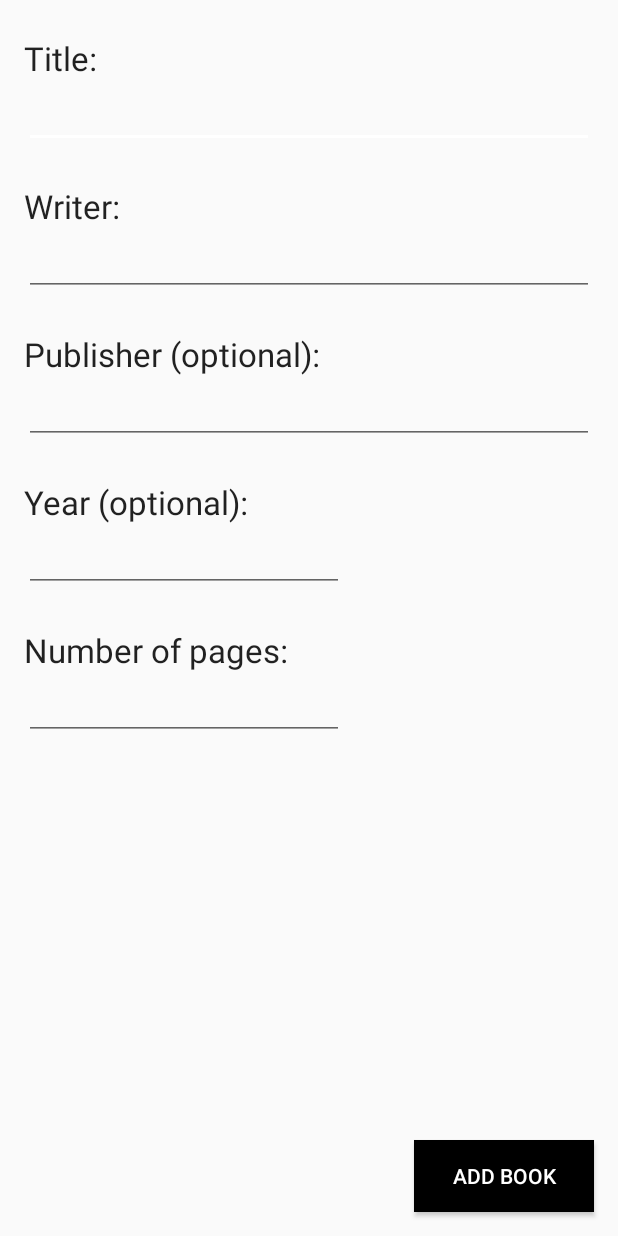
After one commit to carlostojal/MyBooks, an Android app: the layout fragment_add_book.xml on its own in the app's theme, with its tools: preview values and no code run, on a phone screen of 412 x 824 dp. The commit adds this screen. Run offline under Robolectric (Android 15) with nearby library versions, the phone set to English and light mode, and no system bars.

Commit message:
Add book fragment layout design

```diff
--- a/app/src/main/java/com/carlostojal/mybooks/MainActivity.java
+++ b/app/src/main/java/com/carlostojal/mybooks/MainActivity.java
@@ -16,7 +16,6 @@
 import android.view.Menu;
 import android.view.MenuItem;
 import android.view.View;
-import com.carlostojal.mybooks.ui.main.SectionsPagerAdapter;
 
 public class MainActivity extends AppCompatActivity {
 
@@ -24,10 +23,5 @@
     protected void onCreate(Bundle savedInstanceState) {
         super.onCreate(savedInstanceState);
         setContentView(R.layout.activity_main);
-        SectionsPagerAdapter sectionsPagerAdapter = new SectionsPagerAdapter(this, getSupportFragmentManager());
-        ViewPager viewPager = findViewById(R.id.view_pager);
-        viewPager.setAdapter(sectionsPagerAdapter);
-        TabLayout tabs = findViewById(R.id.tabs);
-        tabs.setupWithViewPager(viewPager);
     }
 }
--- a/app/src/main/res/layout/activity_main.xml
+++ b/app/src/main/res/layout/activity_main.xml
@@ -32,17 +32,17 @@
             <com.google.android.material.tabs.TabItem
                 android:layout_width="wrap_content"
                 android:layout_height="wrap_content"
-                android:text="Books" />
+                android:text="@string/tab_books" />
 
             <com.google.android.material.tabs.TabItem
                 android:layout_width="wrap_content"
                 android:layout_height="wrap_content"
-                android:text="Add book" />
+                android:text="@string/tab_add_book" />
 
             <com.google.android.material.tabs.TabItem
                 android:layout_width="wrap_content"
                 android:layout_height="wrap_content"
-                android:text="About" />
+                android:text="@string/tab_about" />
         </com.google.android.material.tabs.TabLayout>
     </com.google.android.material.appbar.AppBarLayout>
 
--- /dev/null
+++ b/app/src/main/res/layout/fragment_add_book.xml
@@ -0,0 +1,132 @@
+<?xml version="1.0" encoding="utf-8"?>
+<androidx.constraintlayout.widget.ConstraintLayout xmlns:android="http://schemas.android.com/apk/res/android"
+    xmlns:app="http://schemas.android.com/apk/res-auto"
+    xmlns:tools="http://schemas.android.com/tools"
+    android:id="@+id/constraintLayout"
+    android:layout_width="match_parent"
+    android:layout_height="match_parent">
+
+    <TextView
+        android:id="@+id/title"
+        android:layout_width="wrap_content"
+        android:layout_height="wrap_content"
+        android:layout_marginStart="16dp"
+        android:layout_marginTop="24dp"
+        android:text="@string/title"
+        android:textAppearance="@style/TextAppearance.AppCompat.Large"
+        app:layout_constraintStart_toStartOf="parent"
+        app:layout_constraintTop_toTopOf="parent" />
+
+    <EditText
+        android:id="@+id/title_field"
+        android:layout_width="0dp"
+        android:layout_height="wrap_content"
+        android:layout_marginStart="16dp"
+        android:layout_marginEnd="16dp"
+        android:ems="10"
+        android:inputType="textPersonName"
+        app:layout_constraintEnd_toEndOf="parent"
+        app:layout_constraintStart_toStartOf="parent"
+        app:layout_constraintTop_toBottomOf="@+id/title" />
+
+    <TextView
+        android:id="@+id/writer"
+        android:layout_width="wrap_content"
+        android:layout_height="wrap_content"
+        android:layout_marginStart="16dp"
+        android:layout_marginTop="24dp"
+        android:text="@string/writer"
+        android:textAppearance="@style/TextAppearance.AppCompat.Large"
+        app:layout_constraintStart_toStartOf="parent"
+        app:layout_constraintTop_toBottomOf="@+id/title_field" />
+
+    <EditText
+        android:id="@+id/writer_field"
+        android:layout_width="0dp"
+        android:layout_height="wrap_content"
+        android:layout_marginStart="16dp"
+        android:layout_marginEnd="16dp"
+        android:ems="10"
+        android:inputType="textPersonName"
+        app:layout_constraintEnd_toEndOf="parent"
+        app:layout_constraintStart_toStartOf="parent"
+        app:layout_constraintTop_toBottomOf="@+id/writer" />
+
+    <TextView
+        android:id="@+id/publisher"
+        android:layout_width="wrap_content"
+        android:layout_height="wrap_content"
+        android:layout_marginStart="16dp"
+        android:layout_marginTop="24dp"
+        android:text="@string/publisher"
+        android:textAppearance="@style/TextAppearance.AppCompat.Large"
+        app:layout_constraintStart_toStartOf="parent"
+        app:layout_constraintTop_toBottomOf="@+id/writer_field" />
+
+    <EditText
+        android:id="@+id/publisher_field"
+        android:layout_width="0dp"
+        android:layout_height="wrap_content"
+        android:layout_marginStart="16dp"
+        android:layout_marginEnd="16dp"
+        android:ems="10"
+        android:inputType="textPersonName"
+        app:layout_constraintEnd_toEndOf="parent"
+        app:layout_constraintStart_toStartOf="parent"
+        app:layout_constraintTop_toBottomOf="@+id/publisher" />
+
+    <Button
+        android:id="@+id/button"
+        android:layout_width="120dp"
+        android:layout_height="wrap_content"
+        android:layout_marginEnd="16dp"
+        android:layout_marginBottom="16dp"
+        android:background="@color/colorPrimary"
+        android:text="@string/add_book"
+        android:textColor="@color/colorAccent"
+        app:layout_constraintBottom_toBottomOf="parent"
+        app:layout_constraintEnd_toEndOf="parent" />
+
+    <TextView
+        android:id="@+id/year"
+        android:layout_width="wrap_content"
+        android:layout_height="wrap_content"
+        android:layout_marginStart="16dp"
+        android:layout_marginTop="24dp"
+        android:text="@string/year"
+        android:textAppearance="@style/TextAppearance.AppCompat.Large"
+        app:layout_constraintStart_toStartOf="parent"
+        app:layout_constraintTop_toBottomOf="@+id/publisher_field" />
+
+    <EditText
+        android:id="@+id/year_field"
+        android:layout_width="wrap_content"
+        android:layout_height="wrap_content"
+        android:layout_marginStart="16dp"
+        android:ems="10"
+        android:inputType="number"
+        app:layout_constraintStart_toStartOf="parent"
+        app:layout_constraintTop_toBottomOf="@+id/year" />
+
+    <TextView
+        android:id="@+id/npages"
+        android:layout_width="wrap_content"
+        android:layout_height="wrap_content"
+        android:layout_marginStart="16dp"
+        android:layout_marginTop="24dp"
+        android:text="@string/npages"
+        android:textAppearance="@style/TextAppearance.AppCompat.Large"
+        app:layout_constraintStart_toStartOf="parent"
+        app:layout_constraintTop_toBottomOf="@+id/year_field" />
+
+    <EditText
+        android:id="@+id/npages_field"
+        android:layout_width="wrap_content"
+        android:layout_height="wrap_content"
+        android:layout_marginStart="16dp"
+        android:ems="10"
+        android:inputType="number"
+        app:layout_constraintStart_toStartOf="parent"
+        app:layout_constraintTop_toBottomOf="@+id/npages" />
+
+</androidx.constraintlayout.widget.ConstraintLayout>
--- a/app/src/main/res/values/strings.xml
+++ b/app/src/main/res/values/strings.xml
@@ -3,6 +3,10 @@
     <string name="tab_books">Books</string>
     <string name="tab_add_book">Add Book</string>
     <string name="tab_about">About</string>
-    <string name="tab_text_1">Tab 1</string>
-    <string name="tab_text_2">Tab 2</string>
+    <string name="title">Title:</string>
+    <string name="writer">Writer:</string>
+    <string name="publisher">Publisher (optional):</string>
+    <string name="year">Year (optional):</string>
+    <string name="npages">Number of pages:</string>
+    <string name="add_book">Add Book</string>
 </resources>
```
Also changed, not shown: app/src/main/java/com/carlostojal/mybooks/ui/main/PageViewModel.java (deleted, +0 -26 lines), app/src/main/java/com/carlostojal/mybooks/ui/main/PlaceholderFragment.java (deleted, +0 -57 lines), app/src/main/java/com/carlostojal/mybooks/ui/main/SectionsPagerAdapter.java (deleted, +0 -44 lines), app/src/main/res/layout/books_fragment.xml (deleted, +0 -32 lines), app/src/main/res/layout/fragment_books.xml (added, +17 -0 lines).
